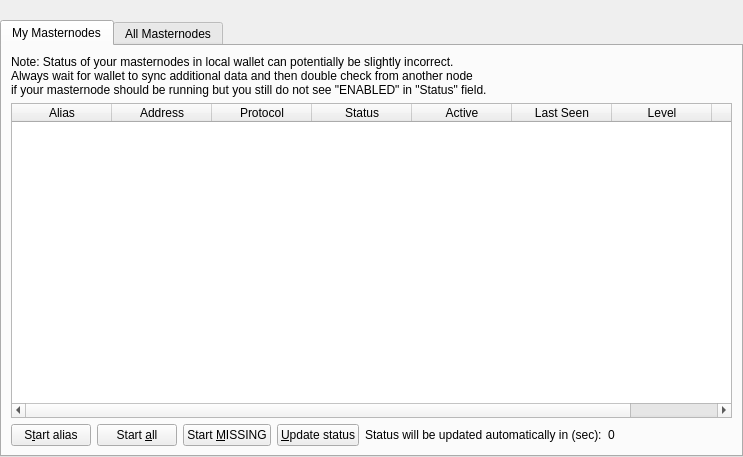
The window that src/qt/forms/masternodelist.ui (stonecoinproject/Stonecoin) describes before a commit, drawn with Qt 5.
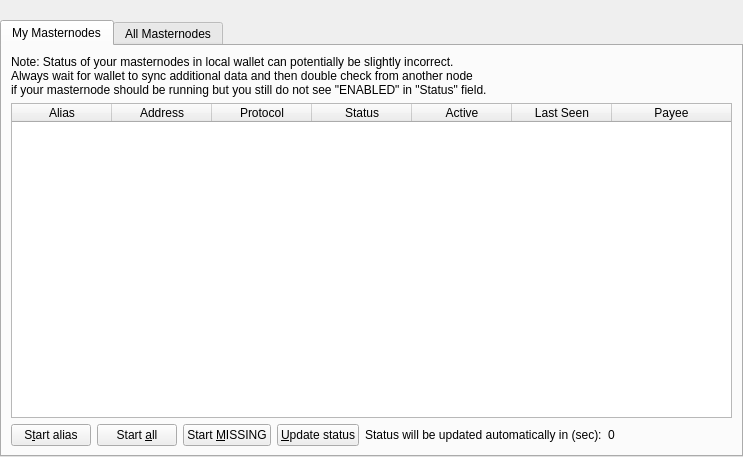
The same window after the commit. The open tabs and pages were chosen to show the change.

```diff
--- a/src/qt/forms/masternodelist.ui
+++ b/src/qt/forms/masternodelist.ui
@@ -129,11 +129,6 @@
                <string>Last Seen</string>
               </property>
              </column>
-             <column>
-              <property name="text">
-               <string>Level</string>
-              </property>
-             </column>
              <column>
               <property name="text">
                <string>Payee</string>
```
